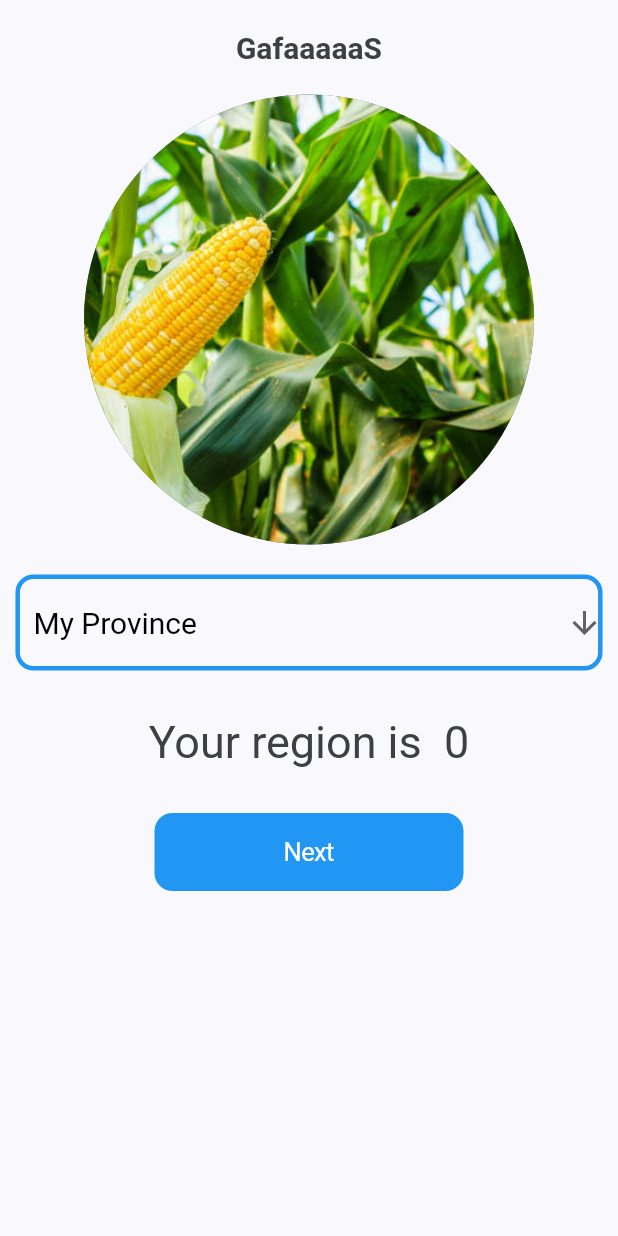
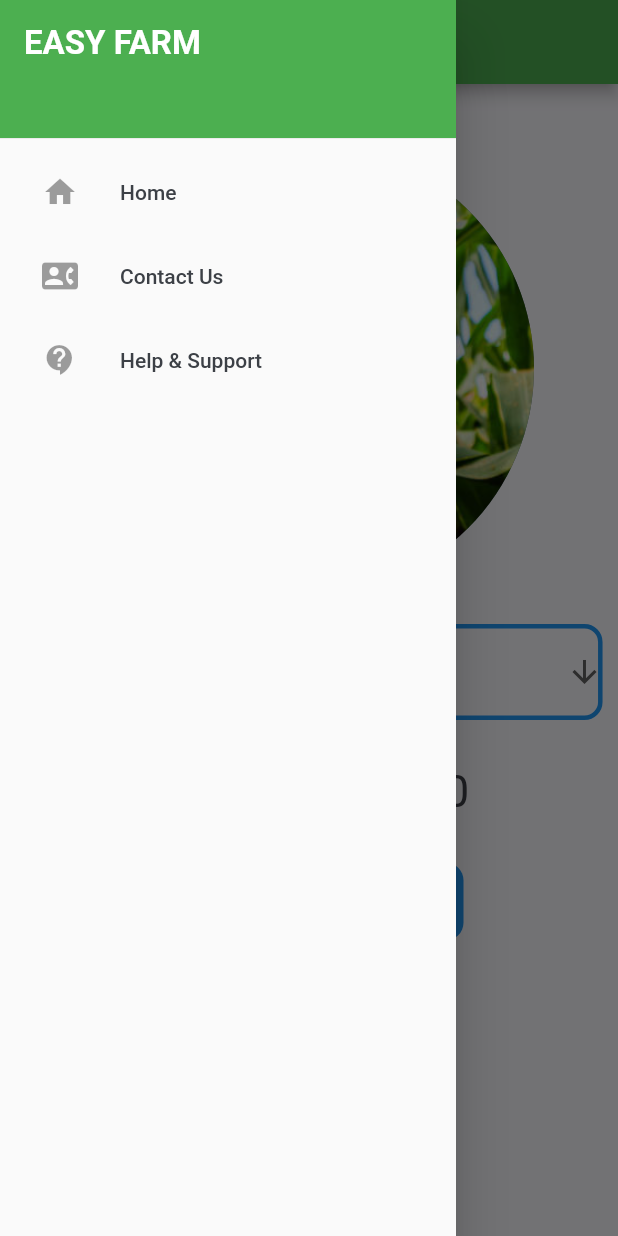
Before and after one commit to MthandazoJoeJunior/FarmApp-final, a Flutter app: the screen it shows after launch, with the side drawer open (before the commit the screen has no drawer), on a phone screen of 412 x 824 dp. Run offline on Flutter 3.47's test engine with Material 2 defaults, Android fonts, the phone set to English and light mode, and no system bars; our stand-ins replace flutter_svg; missing offline and left inert: flutter_fast_forms; Roboto replaces fonts that are missing (lobster).

Commit message:
feat : left with navigatinf to specific screen

```diff
--- a/lib/select_region/selectRegionAuto.dart
+++ b/lib/select_region/selectRegionAuto.dart
@@ -2,6 +2,13 @@ import 'dart:developer';
 
 import 'package:flutter/cupertino.dart';
 import 'package:flutter/material.dart';
+import 'package:plant_app/navigation_screens/contacts.dart';
+import 'package:plant_app/navigation_screens/help_support.dart';
+import 'package:plant_app/screens/home/home_screen.dart';
+import 'package:plant_app/screens/region2/region2.dart';
+import 'package:plant_app/screens/region3/region3.dart';
+import 'package:plant_app/screens/region4/region4.dart';
+import 'package:plant_app/screens/region5/region5.dart';
 
 class SelectYourRegion extends StatefulWidget {
   const SelectYourRegion({Key key}) : super(key: key);
@@ -28,25 +35,50 @@ class _SelectYourRegionState extends State<SelectYourRegion> {
     'Midlands Province',
   ];
 
+  Future<bool> _onWillPop(context) async {
+    return (await showDialog(
+          context: context,
+          builder: (context) => new AlertDialog(
+            title: new Text('Are you sure?'),
+            content: new Text('Do you want to exit Easy Farm'),
+            actions: <Widget>[
+              TextButton(
+                onPressed: () => Navigator.of(context).pop(false),
+                child: new Text('No'),
+              ),
+              TextButton(
+                onPressed: () => Navigator.of(context).pop(true),
+                child: new Text('Yes'),
+              ),
+            ],
+          ),
+        )) ??
+        false;
+  }
+
   @override
   Widget build(BuildContext context) {
-    return Scaffold(
-        body: Center(
+    return new WillPopScope(
+      onWillPop: () => _onWillPop(context),
+      child: new Scaffold(
+        appBar: AppBar(
+          backgroundColor: Colors.green,
+          title: const Text(
+            "Easy Farm",
+            style: TextStyle(
+              fontSize: 22,
+              fontWeight: FontWeight.bold,
+            ),
+          ),
+        ),
+        body: SafeArea(
+          child: Center(
             child: Center(
               child: ListView(
                 children: <Widget>[
                   Container(
                     child: Padding(
                       padding: const EdgeInsets.all(20),
-                child: Text(
-                  "GafaaaaaS",
-                  textAlign: TextAlign.center,
-                  style: TextStyle(
-                    fontSize: 20,
-                    fontFamily: 'lobster',
-                    fontWeight: FontWeight.bold,
-                  ),
-                ),
                     ),
                   ),
                   Container(
@@ -66,7 +98,8 @@ class _SelectYourRegionState extends State<SelectYourRegion> {
                           alignLabelWithHint: true,
                           enabledBorder: OutlineInputBorder(
                               borderRadius: BorderRadius.circular(12),
-                        borderSide: BorderSide(width: 3, color: Colors.blue)),
+                              borderSide:
+                                  BorderSide(width: 3, color: Colors.blue)),
                         ),
                         value: selectedValue,
                         icon: const Icon(Icons.arrow_downward),
@@ -90,7 +123,8 @@ class _SelectYourRegionState extends State<SelectYourRegion> {
                             currentRegion = currentRegion;
                           });
                         },
-                  items: regions.map<DropdownMenuItem<String>>((String value) {
+                        items: regions
+                            .map<DropdownMenuItem<String>>((String value) {
                           return DropdownMenuItem<String>(
                             value: value,
                             child: Text(
@@ -115,7 +149,7 @@ class _SelectYourRegionState extends State<SelectYourRegion> {
                       width: MediaQuery.of(context).size.width * 0.50,
                       child: CupertinoButton.filled(
                         onPressed: () {
-                    log("helllo gafa");
+                          log("$currentRegion");
                           log(selectedValue);
                         },
                         child: const Text('Next'),
@@ -125,6 +159,89 @@ class _SelectYourRegionState extends State<SelectYourRegion> {
                 ],
               ),
             ),
-    ));
+          ),
+        ),
+        drawer: Drawer(
+          child: ListView(
+            // Important: Remove any padding from the ListView.
+            padding: EdgeInsets.zero,
+            children: [
+              SizedBox(
+                height: 100.0,
+                child: const DrawerHeader(
+                  decoration: BoxDecoration(
+                    color: Colors.green,
+                  ),
+                  child: Text(
+                    'EASY FARM',
+                    style: TextStyle(
+                      fontSize: 22,
+                      color: Colors.white,
+                      fontWeight: FontWeight.bold,
+                    ),
+                  ),
+                ),
+              ),
+              ListTile(
+                title: const Text('Home'),
+                leading: IconButton(
+                  icon: Icon(Icons.home),
+                ),
+                onTap: () {
+                  Navigator.pop(context);
+                },
+              ),
+              ListTile(
+                title: const Text('Contact Us'),
+                leading: IconButton(
+                  icon: Icon(Icons.contact_phone),
+                ),
+                onTap: () {
+                  _contacts(context);
+                  // Navigator.pop(context);
+                },
+              ),
+              ListTile(
+                title: const Text('Help & Support'),
+                leading: IconButton(
+                  icon: Icon(Icons.contact_support),
+                ),
+                onTap: () {
+                  _help_support(context);
+                },
+              ),
+            ],
+          ),
+        ),
+      ),
+    );
   }
 }
+
+home_screen(context) async {
+  Navigator.pushReplacementNamed(context, HomeScreen.id);
+}
+
+_region2(context) async {
+  Navigator.pushReplacementNamed(context, Region2.id);
+}
+
+_region3(context) async {
+  Navigator.pushReplacementNamed(context, Region3.id);
+}
+
+_region4(context) async {
+  Navigator.pushReplacementNamed(context, Region4.id);
+}
+
+_region5(context) async {
+  Navigator.pushReplacementNamed(context, Region5.id);
+}
+
+_contacts(context) async {
+  Navigator.pushReplacementNamed(context, Contacts.id);
+}
+
+_help_support(context) async {
+  Navigator.pushReplacementNamed(context, HelpSupport.id);
+}
```
Lines whose indentation alone changed are shown as unchanged.
